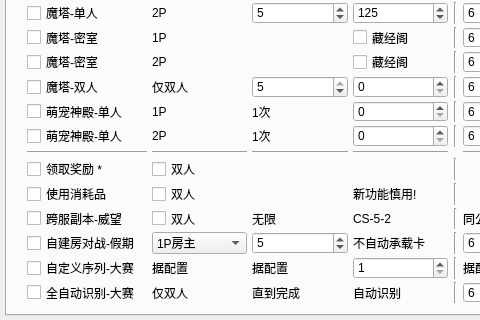
Before: the Qt Designer form resource/ui/FAA_3.0.ui in StareAbyss/FoodsVsMiceAutoAssistant, drawn with Qt 5; both pictures show x 0 to 480 and y 430 to 750 of the 1100 by 750 pixel window.
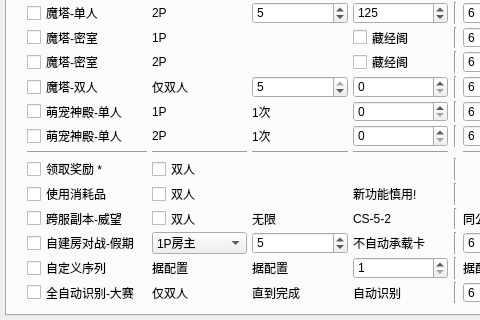
After: the same form once the commit is applied.

Commit message: v1.3.1 ui中版本号更新为1.3.1

The edit to the form file:
```diff
--- a/resource/ui/FAA_3.0.ui
+++ b/resource/ui/FAA_3.0.ui
@@ -4253,7 +4253,7 @@
                </size>
               </property>
               <property name="text">
-               <string>自定义序列-大赛</string>
+               <string>自定义序列</string>
               </property>
              </widget>
             </item>
```
The commit also changes 1 other file.
